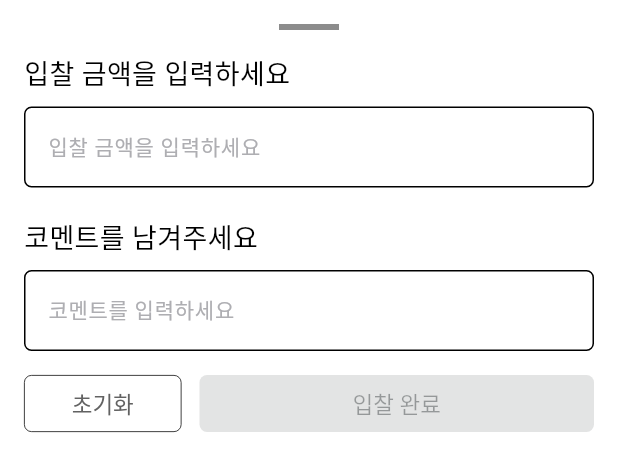
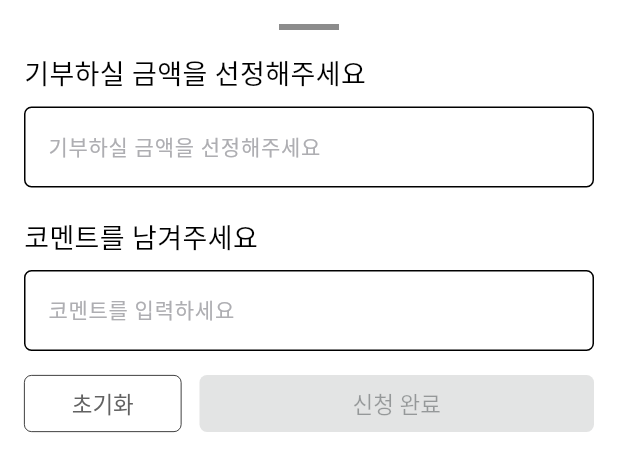
Before and after one commit to gdsc-ssu/anbd-app, a Flutter app: the BidBottomSheet widget shown alone on an empty page, opened directly with empty values, on a phone screen of 412 x 824 dp. Shown: the top 472 px of the screen. Run offline on Flutter 3.47's test engine with Material 3 defaults, Android fonts, the phone set to English and light mode, and no system bars; our stand-ins replace dio, flutter_secure_storage, flutter_svg, freezed_annotation, geolocator, get_it and 5 more; missing offline and left inert: flutter_config, flutter_google_maps_webservices; accounts and stored records are empty; generated files the repository leaves out were written again; network calls fail; Roboto replaces fonts that are missing (PretendardExtraBold, PretendardRegular, PretendardSemiBold).

Commit message:
[chore] bottomBar 멘트 수정

```diff
--- a/lib/screens/home/detail/bid_bottom_sheet.dart
+++ b/lib/screens/home/detail/bid_bottom_sheet.dart
@@ -38,7 +38,7 @@ class _BidBottomSheetState extends State<BidBottomSheet> {
 
       // ✅ 스낵바 표시
       ScaffoldMessenger.of(context).showSnackBar(
-        BlueSnackBar(text: "입찰이 완료되었습니다!"),
+        BlueSnackBar(text: "나눔 신청이 완료되었습니다!"),
       );
 
       // ✅ 500ms 후 BottomSheet 닫기
@@ -63,12 +63,12 @@ class _BidBottomSheetState extends State<BidBottomSheet> {
             child: Container(width: 40, height: 4, color: Colors.black45),
           ),
           const SizedBox(height: 16),
-          const Text("입찰 금액을 입력하세요", style: AnbdTextStyle.TitleSB18),
+          const Text("기부하실 금액을 선정해주세요", style: AnbdTextStyle.TitleSB18),
           const SizedBox(height: 8),
 
           BasicTextField(
             controller: _bidController,
-            hintText: "입찰 금액을 입력하세요",
+            hintText: "기부하실 금액을 선정해주세요",
             onChanged: (value) => _onTextChanged(),
           ),
 
@@ -96,7 +96,7 @@ class _BidBottomSheetState extends State<BidBottomSheet> {
               const SizedBox(width: 12),
               Expanded(
                 child: BasicButton(
-                  text: isBidButtonEnabled ? "입찰하기" : "입찰 완료",
+                  text: isBidButtonEnabled ? "나눔받기" : "신청 완료",
                   isClickable: isBidButtonEnabled,
                   onPressed: isBidButtonEnabled ? _submitBid : null,
                   size: BasicButtonSize.SMALL,
--- a/lib/screens/home/detail/detail_screen.dart
+++ b/lib/screens/home/detail/detail_screen.dart
@@ -177,7 +177,7 @@ class _DetailScreenState extends State<DetailScreen> {
                 // 입찰하기 버튼
                 Expanded(
                   child: BasicButton(
-                    text: isBidPlaced ? "입찰 완료" : "입찰하기",
+                    text: isBidPlaced ? "신청완료" : "나눔받기",
                     isClickable: !isBidPlaced, // ✅ 입찰 후 비활성화
                     onPressed: isBidPlaced ? null : _openBidBottomSheet,
                     size: BasicButtonSize.SMALL,
```
